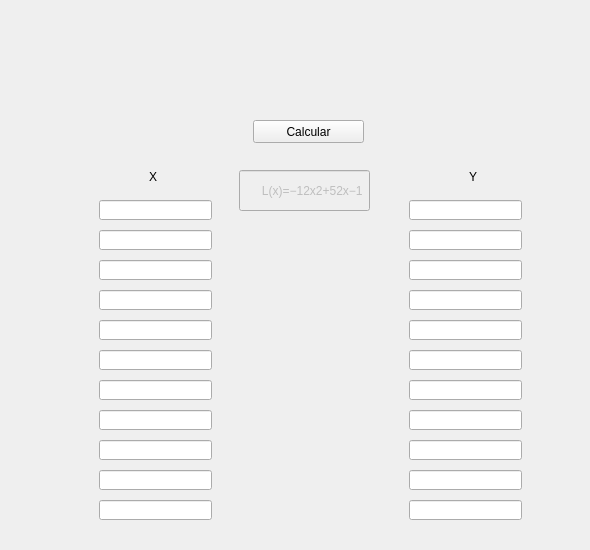
This is calc.ui in waltherHumberto/calcnum as Qt 5 draws it before an edit. The edited form follows.
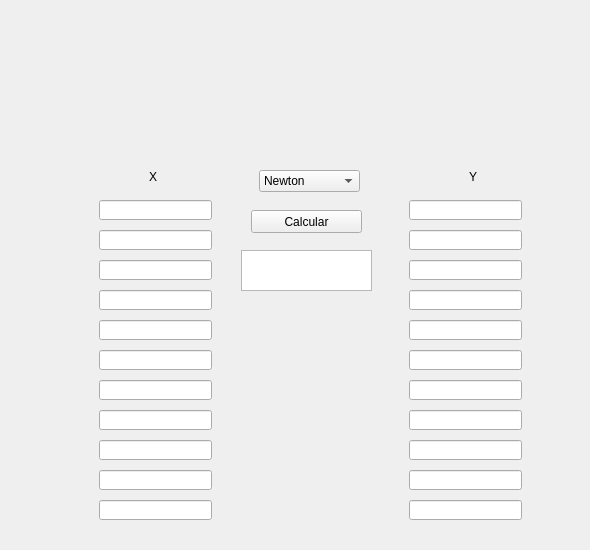
This is the edited form.

Commit message: Colocando algumas partes na interface e criando o codigo python

```diff
--- a/calc.ui
+++ b/calc.ui
@@ -26,8 +26,8 @@
     <widget class="QPushButton" name="pushButton">
      <property name="geometry">
       <rect>
-       <x>244</x>
-       <y>110</y>
+       <x>242</x>
+       <y>200</y>
        <width>111</width>
        <height>23</height>
       </rect>
@@ -348,21 +348,40 @@
       <string>Y</string>
      </property>
     </widget>
-    <widget class="QLineEdit" name="lineEdit_23">
-     <property name="enabled">
-      <bool>false</bool>
-     </property>
+    <widget class="QTextBrowser" name="resposta_edit">
      <property name="geometry">
       <rect>
-       <x>230</x>
-       <y>160</y>
+       <x>232</x>
+       <y>240</y>
        <width>131</width>
        <height>41</height>
       </rect>
      </property>
-     <property name="text">
-      <string>      L(x)=−12x2+52x−1 </string>
+    </widget>
+    <widget class="QComboBox" name="comboBox">
+     <property name="geometry">
+      <rect>
+       <x>250</x>
+       <y>160</y>
+       <width>101</width>
+       <height>22</height>
+      </rect>
      </property>
+     <item>
+      <property name="text">
+       <string>Newton</string>
+      </property>
+     </item>
+     <item>
+      <property name="text">
+       <string>Lagrange</string>
+      </property>
+     </item>
+     <item>
+      <property name="text">
+       <string>Gregory-Newton</string>
+      </property>
+     </item>
     </widget>
    </widget>
   </widget>
```
Left out of the diff: 2 changed lines with no effect on the pictures. The commit also changes 1 other file.
